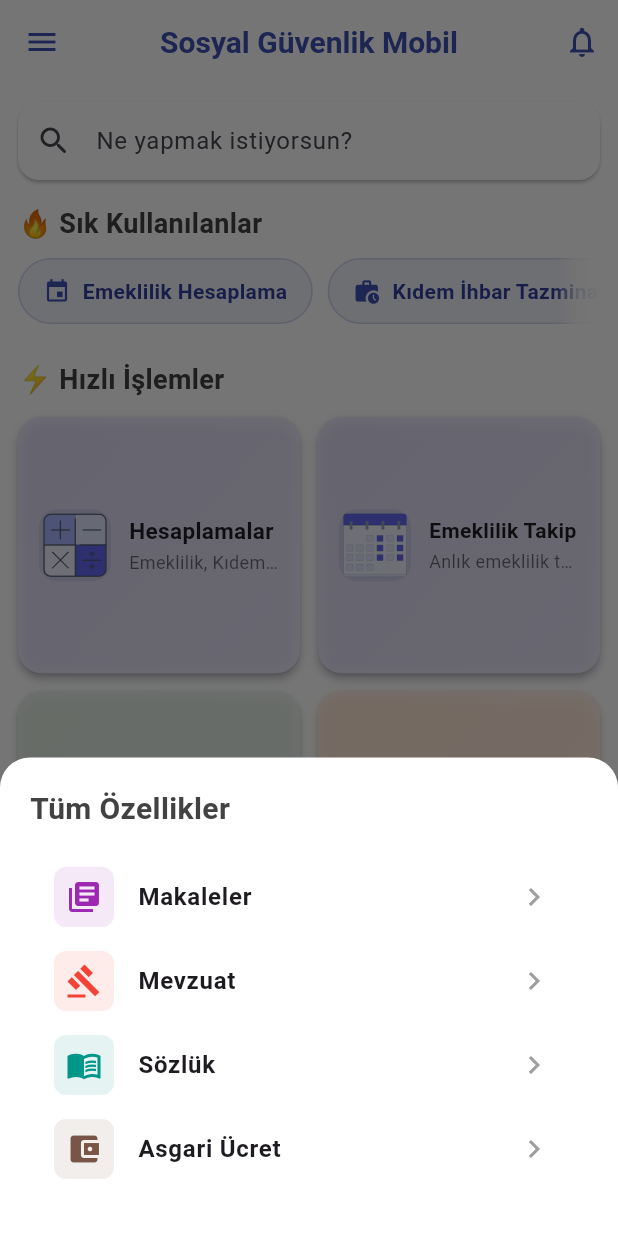
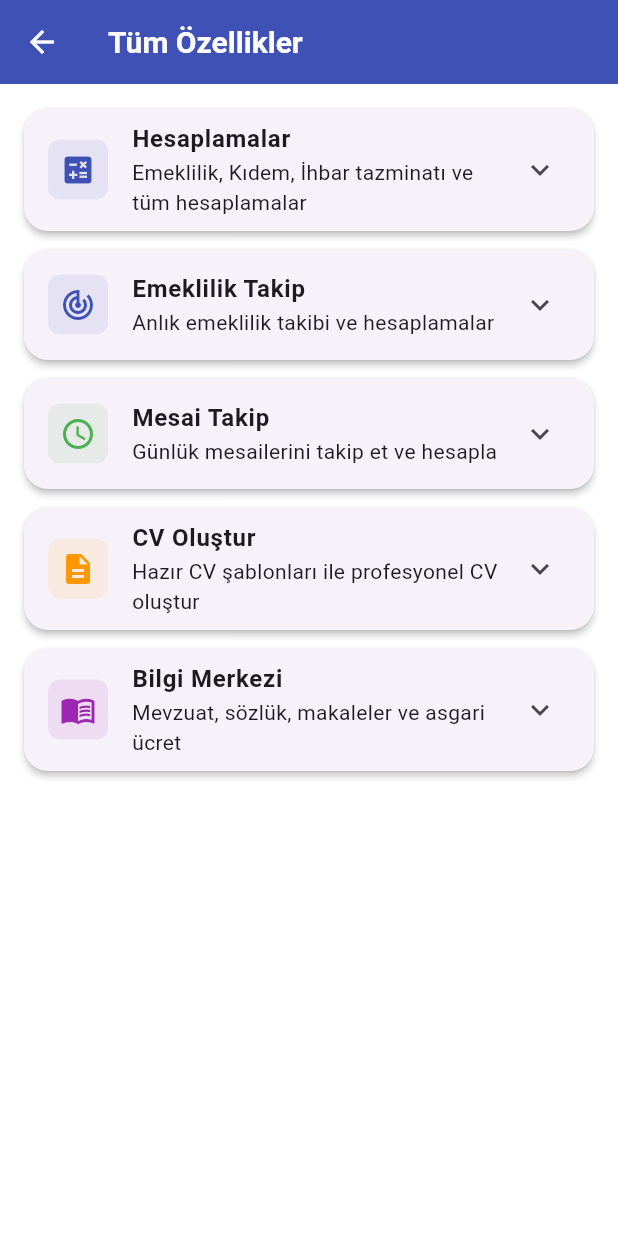
Before and after one commit to life1666/sosyalguvenlikmobil-ios, a Flutter app: the screen it shows once a user with an empty profile is signed in, after a tap on "Tüm Özellikler", on a phone screen of 412 x 824 dp. Run offline on Flutter 3.47's test engine with Material 3 defaults, Android fonts, the phone set to English and light mode, and no system bars; our stand-ins replace cloud_firestore, firebase_analytics, firebase_auth, firebase_core, firebase_crashlytics, flutter_svg and 9 more; missing offline and left inert: excel; accounts and stored records are empty.

Commit message:
Hybrid approach: Combine example code architecture with our visual design - Category/FeatureItem models, CategoryScreen, AllFeaturesScreen with ExpansionTile

```diff
--- a/lib/screens/ana_ekran.dart
+++ b/lib/screens/ana_ekran.dart
@@ -30,6 +30,38 @@ import '../../hesaplamalar/issizlik_sorguhesap.dart';
 import '../../hesaplamalar/rapor_parasi.dart';
 import '../../hesaplamalar/brutten_nete.dart';
 
+// ==================== MODELS ====================
+class FeatureItem {
+  final String title;
+  final String? subtitle;
+  final IconData icon;
+  final VoidCallback? onTap;
+  final Color? color;
+  const FeatureItem({
+    required this.title,
+    this.subtitle,
+    required this.icon,
+    this.onTap,
+    this.color,
+  });
+}
+
+class Category {
+  final String title;
+  final String description;
+  final IconData icon;
+  final Color color;
+  final List<FeatureItem> items;
+  final String? svgPath;
+  const Category({
+    required this.title,
+    required this.description,
+    required this.icon,
+    required this.color,
+    required this.items,
+    this.svgPath,
+  });
+}
 
 class AnaEkran extends StatefulWidget {
   @override
@@ -448,29 +480,211 @@ class _AnaEkranState extends State<AnaEkran> {
     );
   }
 
-  // Ana menü kartları – Makaleler ve Asgari Ücret için SVG eklendi
-  final List<MenuItemData> menuItems = [
-    MenuItemData("Hesaplamalar", Icons.calculate, Colors.indigo,
-        desc: "Emeklilik, Kıdem ve İhbar tazminat", svgPath: 'assets/hesaplama.svg'),
-    MenuItemData("Emeklilik Takip", Icons.track_changes, Colors.indigo,
-        desc: "Anlık emeklilik takibi", svgPath: 'assets/emeklilik.svg'),
-    MenuItemData("Mesai Takip", Icons.access_time, Colors.green,
-        desc: "Günlük mesailerini takip et", svgPath: 'assets/maasmesai.svg'),
-    MenuItemData("CV Oluştur", Icons.description, Colors.orange,
-        desc: "Hazır Cv şablonları", svgPath: 'assets/cv.svg'),
-    MenuItemData("İK+", Icons.people_alt, Colors.blue,
-        desc: "İnsan kaynakları araçları", svgPath: 'assets/ik.svg'),
-    MenuItemData("Makaleler", Icons.library_books, Colors.purple,
-        desc: "Uzman yazıları", svgPath: 'assets/makale.svg'),
-    MenuItemData("Mevzuat", Icons.gavel, Colors.red,
-        desc: "Kanun & yönetmelik", svgPath: 'assets/mevzuat.svg'),
-    MenuItemData("Sözlük", Icons.menu_book, Colors.teal,
-        desc: "Terimler", svgPath: 'assets/sozluk.svg'),
-    MenuItemData("Asgari Ücret", Icons.account_balance_wallet, Colors.brown,
-        desc: "Güncel veriler", svgPath: 'assets/asgari.svg'),
-    MenuItemData("Hatırlatıcılar", Icons.alarm, Colors.indigo,
-        desc: "Tarih uyarıları", svgPath: 'assets/hatirlatma.svg'),
+  // Kategorize edilmiş özellikler
+  List<Category> get categories {
+    return [
+      Category(
+        title: 'Hesaplamalar',
+        description: 'Emeklilik, Kıdem, İhbar tazminatı ve tüm hesaplamalar',
+        icon: Icons.calculate,
+        color: Colors.indigo,
+        svgPath: 'assets/hesaplama.svg',
+        items: [
+          FeatureItem(
+            title: 'Emeklilik Hesaplama',
+            subtitle: '4/a (SSK) Emeklilik',
+            icon: Icons.event,
+            onTap: () {
+              AnalyticsHelper.logCustomEvent('feature_tapped', parameters: {'feature': 'emeklilik_4a'});
+              Navigator.push(
+                context,
+                MaterialPageRoute(builder: (_) => const EmeklilikHesaplama4aSayfasi()),
+              );
+            },
+          ),
+          FeatureItem(
+            title: 'Kıdem - İhbar Tazminatı',
+            subtitle: 'Kıdem ve ihbar tazminatı hesaplama',
+            icon: Icons.work_history,
+            onTap: () {
+              AnalyticsHelper.logCustomEvent('feature_tapped', parameters: {'feature': 'kidem_ihbar'});
+              Navigator.push(
+                context,
+                MaterialPageRoute(builder: (_) => const CompensationCalculatorScreen()),
+              );
+            },
+          ),
+          FeatureItem(
+            title: 'İşsizlik Maaşı',
+            subtitle: 'İşsizlik maaşı hesaplama',
+            icon: Icons.money_off,
+            onTap: () {
+              AnalyticsHelper.logCustomEvent('feature_tapped', parameters: {'feature': 'issizlik'});
+              Navigator.push(
+                context,
+                MaterialPageRoute(builder: (_) => const IsizlikMaasiScreen()),
+              );
+            },
+          ),
+          FeatureItem(
+            title: 'Rapor Parası',
+            subtitle: 'Rapor parası hesaplama',
+            icon: Icons.local_hospital,
+            onTap: () {
+              AnalyticsHelper.logCustomEvent('feature_tapped', parameters: {'feature': 'rapor'});
+              Navigator.push(
+                context,
+                MaterialPageRoute(builder: (_) => const RaporParasiScreen()),
+              );
+            },
+          ),
+          FeatureItem(
+            title: 'Brütten Nete',
+            subtitle: 'Maaş hesaplama',
+            icon: Icons.swap_horiz,
+            onTap: () {
+              AnalyticsHelper.logCustomEvent('feature_tapped', parameters: {'feature': 'brutten_nete'});
+              Navigator.push(
+                context,
+                MaterialPageRoute(builder: (_) => SalaryCalculatorScreen()),
+              );
+            },
+          ),
+          FeatureItem(
+            title: 'Tüm Hesaplamalar',
+            subtitle: 'Diğer hesaplama araçları',
+            icon: Icons.calculate,
+            onTap: () {
+              AnalyticsHelper.logCustomEvent('feature_tapped', parameters: {'feature': 'all_calculations'});
+              Navigator.push(
+                context,
+                MaterialPageRoute(builder: (_) => const HesaplamalarEkrani()),
+              );
+            },
+          ),
+        ],
+      ),
+      Category(
+        title: 'Emeklilik Takip',
+        description: 'Anlık emeklilik takibi ve hesaplamalar',
+        icon: Icons.track_changes,
+        color: Colors.indigo,
+        svgPath: 'assets/emeklilik.svg',
+        items: [
+          FeatureItem(
+            title: 'Emeklilik Takip',
+            subtitle: 'Emeklilik durumunu takip et',
+            icon: Icons.track_changes,
+            onTap: () {
+              AnalyticsHelper.logCustomEvent('feature_tapped', parameters: {'feature': 'emeklilik_takip'});
+              Navigator.push(
+                context,
+                MaterialPageRoute(builder: (_) => const EmeklilikTakipApp()),
+              );
+            },
+          ),
+        ],
+      ),
+      Category(
+        title: 'Mesai Takip',
+        description: 'Günlük mesailerini takip et ve hesapla',
+        icon: Icons.access_time,
+        color: Colors.green,
+        svgPath: 'assets/maasmesai.svg',
+        items: [
+          FeatureItem(
+            title: 'Mesai Takip',
+            subtitle: 'Günlük mesai takibi',
+            icon: Icons.access_time,
+            onTap: () {
+              AnalyticsHelper.logCustomEvent('feature_tapped', parameters: {'feature': 'mesai_takip'});
+              Navigator.of(context).pushNamed('/mesai');
+            },
+          ),
+        ],
+      ),
+      Category(
+        title: 'CV Oluştur',
+        description: 'Hazır CV şablonları ile profesyonel CV oluştur',
+        icon: Icons.description,
+        color: Colors.orange,
+        svgPath: 'assets/cv.svg',
+        items: [
+          FeatureItem(
+            title: 'CV Oluştur',
+            subtitle: 'Profesyonel CV şablonları',
+            icon: Icons.description,
+            onTap: () {
+              AnalyticsHelper.logCustomEvent('feature_tapped', parameters: {'feature': 'cv_olustur'});
+              Navigator.push(
+                context,
+                MaterialPageRoute(builder: (_) => const CvApp()),
+              );
+            },
+          ),
+        ],
+      ),
+      Category(
+        title: 'Bilgi Merkezi',
+        description: 'Mevzuat, sözlük, makaleler ve asgari ücret',
+        icon: Icons.menu_book,
+        color: Colors.purple,
+        svgPath: 'assets/makale.svg',
+        items: [
+          FeatureItem(
+            title: 'Makaleler',
+            subtitle: 'Uzman yazıları ve rehberler',
+            icon: Icons.library_books,
+            onTap: () {
+              AnalyticsHelper.logCustomEvent('feature_tapped', parameters: {'feature': 'makaleler'});
+              Navigator.push(
+                context,
+                MaterialPageRoute(builder: (_) => const MakalelerView()),
+              );
+            },
+          ),
+          FeatureItem(
+            title: 'Mevzuat',
+            subtitle: 'Kanun ve yönetmelikler',
+            icon: Icons.gavel,
+            onTap: () {
+              AnalyticsHelper.logCustomEvent('feature_tapped', parameters: {'feature': 'mevzuat'});
+              Navigator.push(
+                context,
+                MaterialPageRoute(builder: (_) => const MevzuatSayfasi()),
+              );
+            },
+          ),
+          FeatureItem(
+            title: 'Sözlük',
+            subtitle: 'Terimler ve açıklamalar',
+            icon: Icons.menu_book,
+            onTap: () {
+              AnalyticsHelper.logCustomEvent('feature_tapped', parameters: {'feature': 'sozluk'});
+              Navigator.push(
+                context,
+                MaterialPageRoute(builder: (_) => const SozlukHomePage()),
+              );
+            },
+          ),
+          FeatureItem(
+            title: 'Asgari Ücret',
+            subtitle: 'Güncel asgari ücret bilgileri',
+            icon: Icons.account_balance_wallet,
+            onTap: () {
+              AnalyticsHelper.logCustomEvent('feature_tapped', parameters: {'feature': 'asgari_ucret'});
+              Navigator.push(
+                context,
+                MaterialPageRoute(builder: (_) => const AsgariUcretSayfasi()),
+              );
+            },
+          ),
+        ],
+      ),
     ];
+  }
+
+  // Eski menuItems kaldırıldı - artık categories kullanılıyor
 
   @override
   Widget build(BuildContext context) {
@@ -581,65 +795,18 @@ class _AnaEkranState extends State<AnaEkran> {
               ),
               delegate: SliverChildBuilderDelegate(
                 (context, index) {
-                  final top4Items = [
-                    menuItems[0], // Hesaplamalar
-                    menuItems[1], // Emeklilik Takip
-                    menuItems[2], // Mesai Takip
-                    menuItems[3], // CV Oluştur
-                  ];
-                  final item = top4Items[index];
-                  return _HomeCard(
-                    title: item.title,
-                    subtitle: item.desc,
-                    icon: item.icon,
-                    svgPath: item.svgPath,
-                    color: item.color,
+                  final top4 = categories.take(4).toList();
+                  final category = top4[index];
+                  return _CategoryCard(
+                    category: category,
                     onTap: () {
-                      if (item.title == "Hesaplamalar") {
-                        Navigator.push(
-                          context,
-                          MaterialPageRoute(builder: (_) => const HesaplamalarEkrani()),
-                        );
-                      } else if (item.title == "Makaleler") {
-                        Navigator.push(
-                          context,
-                          MaterialPageRoute(builder: (_) => const MakalelerView()),
-                        );
-                      } else if (item.title == "Mesai Takip") {
-                        Navigator.of(context).pushNamed('/mesai');
-
-                      } else if (item.title == "CV Oluştur") {
-                        Navigator.push(
-                          context,
-                          MaterialPageRoute(builder: (_) => const CvApp()),
-                        );
-
-                      } else if (item.title == "Emeklilik Takip") {
-                        Navigator.push(
-                          context,
-                          MaterialPageRoute(builder: (_) => const EmeklilikTakipApp()),
-                        );
-
-                      } else if (item.title == "Sözlük") {
-                        Navigator.push(
-                          context,
-                          MaterialPageRoute(builder: (_) => const SozlukHomePage()),
-                        );
-                      } else if (item.title == "Asgari Ücret") {
-                        Navigator.push(
-                          context,
-                          MaterialPageRoute(builder: (_) => const AsgariUcretSayfasi()),
-                        );
-                      } else if (item.title == "Mevzuat") {
-                        Navigator.push(
-                          context,
-                          MaterialPageRoute(builder: (_) => const MevzuatSayfasi()),
-                        );
-                      } else {
-                        ScaffoldMessenger.of(context).showSnackBar(
-                          SnackBar(content: Text('${item.title} ekranı yakında eklenecek')),
-                        );
-                      }
+                      AnalyticsHelper.logCustomEvent('category_tapped', parameters: {'category': category.title});
+                      Navigator.push(
+                        context,
+                        MaterialPageRoute(
+                          builder: (_) => CategoryScreen(category: category),
+                        ),
+                      );
                     },
                   );
                 },
@@ -658,84 +825,10 @@ class _AnaEkranState extends State<AnaEkran> {
                   borderRadius: BorderRadius.circular(16),
                   onTap: () {
                     AnalyticsHelper.logCustomEvent('all_features_tapped');
-                    // Tüm özellikler ekranını aç (Makaleler, Mevzuat, Sözlük, Asgari Ücret)
-                    showModalBottomSheet(
-                      context: context,
-                      backgroundColor: Colors.transparent,
-                      builder: (context) => Container(
-                        decoration: BoxDecoration(
-                          color: Colors.white,
-                          borderRadius: BorderRadius.vertical(top: Radius.circular(20)),
-                        ),
-                        padding: EdgeInsets.all(20),
-                        child: Column(
-                          mainAxisSize: MainAxisSize.min,
-                          crossAxisAlignment: CrossAxisAlignment.start,
-                          children: [
-                            Text(
-                              'Tüm Özellikler',
-                              style: TextStyle(
-                                fontSize: 20,
-                                fontWeight: FontWeight.bold,
-                                color: Colors.grey[800],
-                              ),
-                            ),
-                            SizedBox(height: 16),
-                            _buildFeatureTile(
-                              context,
-                              'Makaleler',
-                              Icons.library_books,
-                              Colors.purple,
-                              () {
-                                Navigator.pop(context);
-                                Navigator.push(
-                                  context,
-                                  MaterialPageRoute(builder: (_) => const MakalelerView()),
-                                );
-                              },
-                            ),
-                            _buildFeatureTile(
-                              context,
-                              'Mevzuat',
-                              Icons.gavel,
-                              Colors.red,
-                              () {
-                                Navigator.pop(context);
-                                Navigator.push(
-                                  context,
-                                  MaterialPageRoute(builder: (_) => const MevzuatSayfasi()),
-                                );
-                              },
-                            ),
-                            _buildFeatureTile(
-                              context,
-                              'Sözlük',
-                              Icons.menu_book,
-                              Colors.teal,
-                              () {
-                                Navigator.pop(context);
-                                Navigator.push(
-                                  context,
-                                  MaterialPageRoute(builder: (_) => const SozlukHomePage()),
-                                );
-                              },
-                            ),
-                            _buildFeatureTile(
-                              context,
-                              'Asgari Ücret',
-                              Icons.account_balance_wallet,
-                              Colors.brown,
-                              () {
-                                Navigator.pop(context);
-                                Navigator.push(
-                                  context,
-                                  MaterialPageRoute(builder: (_) => const AsgariUcretSayfasi()),
-                                );
-                              },
-                            ),
-                            SizedBox(height: 10),
-                          ],
-                        ),
+                    Navigator.push(
+                      context,
+                      MaterialPageRoute(
+                        builder: (_) => AllFeaturesScreen(categories: categories),
                       ),
                     );
                   },
@@ -1090,42 +1183,31 @@ class _SearchBar extends StatelessWidget {
 //   }
 // }
 
-class _HomeCard extends StatelessWidget {
-  final String title;
-  final String? subtitle;
-  final IconData? icon;
-  final String? svgPath;
-  final Color color;
+// Kategori kartı - gradient ve shadow ile
+class _CategoryCard extends StatelessWidget {
+  final Category category;
   final VoidCallback onTap;
 
-  const _HomeCard({
-    Key? key,
-    required this.title,
-    this.subtitle,
-    this.icon,
-    this.svgPath,
-    required this.color,
+  const _CategoryCard({
+    required this.category,
     required this.onTap,
-  }) : super(key: key);
+  });
 
   @override
   Widget build(BuildContext context) {
-    // Çerçevesiz, 42x42 alanda ikon
-    final Widget iconWidget = (svgPath != null)
+    final Widget iconWidget = (category.svgPath != null)
         ? SvgPicture.asset(
-      svgPath!,
+            category.svgPath!,
             width: 42,
             height: 42,
             fit: BoxFit.contain,
             allowDrawingOutsideViewBox: true,
-      // colorFilter: ColorFilter.mode(color, BlendMode.srcIn),
             errorBuilder: (ctx, err, stack) {
-        debugPrint('SVG HATASI ($svgPath): $err');
-        return Icon(icon ?? Icons.image_not_supported_outlined,
-            size: 42, color: color);
+              debugPrint('SVG HATASI (${category.svgPath}): $err');
+              return Icon(category.icon, size: 42, color: category.color);
             },
           )
-        : Icon(icon, color: color, size: 42);
+        : Icon(category.icon, color: category.color, size: 42);
 
     return Material(
       elevation: 2,
@@ -1137,13 +1219,13 @@ class _HomeCard extends StatelessWidget {
             begin: Alignment.topLeft,
             end: Alignment.bottomRight,
             colors: [
-              color.withOpacity(0.08),
-              color.withOpacity(0.04),
+              category.color.withOpacity(0.08),
+              category.color.withOpacity(0.04),
             ],
           ),
           boxShadow: [
             BoxShadow(
-              color: color.withOpacity(0.1),
+              color: category.color.withOpacity(0.1),
               blurRadius: 8,
               offset: Offset(0, 2),
             ),
@@ -1152,8 +1234,8 @@ class _HomeCard extends StatelessWidget {
         child: InkWell(
           borderRadius: BorderRadius.circular(16),
           onTap: onTap,
-          splashColor: color.withOpacity(.12),
-          highlightColor: color.withOpacity(.06),
+          splashColor: category.color.withOpacity(.12),
+          highlightColor: category.color.withOpacity(.06),
           child: Padding(
             padding: const EdgeInsets.symmetric(horizontal: 14, vertical: 14),
             child: Row(
@@ -1162,7 +1244,7 @@ class _HomeCard extends StatelessWidget {
                   width: 48,
                   height: 48,
                   decoration: BoxDecoration(
-                    color: color.withOpacity(0.12),
+                    color: category.color.withOpacity(0.12),
                     borderRadius: BorderRadius.circular(12),
                   ),
                   child: Center(child: iconWidget),
@@ -1174,34 +1256,150 @@ class _HomeCard extends StatelessWidget {
                     crossAxisAlignment: CrossAxisAlignment.start,
                     children: [
                       Text(
-                        title,
+                        category.title,
                         maxLines: 1,
                         overflow: TextOverflow.ellipsis,
                         style: TextStyle(
-                          fontSize: title == "Emeklilik Takip" ? 14 : 15,
+                          fontSize: category.title == "Emeklilik Takip" ? 14 : 15,
                           fontWeight: FontWeight.w700,
                           color: Colors.black87,
                         ),
                       ),
-                      if (subtitle != null) ...[
                       const SizedBox(height: 2),
                       Text(
-                          subtitle!,
-                          maxLines: 1,
+                        category.description,
+                        maxLines: 2,
                         overflow: TextOverflow.ellipsis,
                         style: const TextStyle(
                           fontSize: 12,
                           color: Colors.black54,
                         ),
                       ),
-                      ]
-                    ],
-                  ),
-                ),
-              ],
-            ),
-          ),
-        ),
+                    ],
+                  ),
+                ),
+              ],
+            ),
+          ),
+        ),
+      ),
+    );
+  }
+}
+
+// Kategori ekranı - kategori içindeki özellikleri gösterir
+class CategoryScreen extends StatelessWidget {
+  final Category category;
+  const CategoryScreen({super.key, required this.category});
+
+  @override
+  Widget build(BuildContext context) {
+    return Scaffold(
+      appBar: AppBar(
+        title: Text(category.title),
+        backgroundColor: Colors.indigo,
+      ),
+      body: ListView.separated(
+        padding: const EdgeInsets.all(16),
+        itemCount: category.items.length,
+        separatorBuilder: (_, __) => const SizedBox(height: 10),
+        itemBuilder: (context, i) {
+          final item = category.items[i];
+          return Material(
+            elevation: 1,
+            borderRadius: BorderRadius.circular(16),
+            child: Container(
+              decoration: BoxDecoration(
+                borderRadius: BorderRadius.circular(16),
+                color: Colors.white,
+                border: Border.all(color: Colors.grey[200]!),
+              ),
+              child: ListTile(
+                leading: Container(
+                  padding: EdgeInsets.all(8),
+                  decoration: BoxDecoration(
+                    color: (item.color ?? category.color).withOpacity(0.1),
+                    borderRadius: BorderRadius.circular(8),
+                  ),
+                  child: Icon(
+                    item.icon,
+                    color: item.color ?? category.color,
+                    size: 24,
+                  ),
+                ),
+                title: Text(
+                  item.title,
+                  style: const TextStyle(fontWeight: FontWeight.w600),
+                ),
+                subtitle: item.subtitle != null ? Text(item.subtitle!) : null,
+                trailing: const Icon(Icons.chevron_right, color: Colors.grey),
+                onTap: item.onTap ??
+                    () => ScaffoldMessenger.of(context).showSnackBar(
+                          SnackBar(content: Text('"${item.title}" (yakında)')),
+                        ),
+              ),
+            ),
+          );
+        },
+      ),
+    );
+  }
+}
+
+// Tüm özellikler ekranı - ExpansionTile ile
+class AllFeaturesScreen extends StatelessWidget {
+  final List<Category> categories;
+  const AllFeaturesScreen({super.key, required this.categories});
+
+  @override
+  Widget build(BuildContext context) {
+    return Scaffold(
+      appBar: AppBar(
+        title: const Text('Tüm Özellikler'),
+        backgroundColor: Colors.indigo,
+      ),
+      body: ListView.builder(
+        padding: const EdgeInsets.all(16),
+        itemCount: categories.length,
+        itemBuilder: (context, i) {
+          final cat = categories[i];
+          return Card(
+            margin: const EdgeInsets.only(bottom: 12),
+            elevation: 2,
+            shape: RoundedRectangleBorder(
+              borderRadius: BorderRadius.circular(16),
+            ),
+            child: ExpansionTile(
+              leading: Container(
+                padding: EdgeInsets.all(8),
+                decoration: BoxDecoration(
+                  color: cat.color.withOpacity(0.1),
+                  borderRadius: BorderRadius.circular(8),
+                ),
+                child: Icon(cat.icon, color: cat.color),
+              ),
+              title: Text(
+                cat.title,
+                style: const TextStyle(fontWeight: FontWeight.w700),
+              ),
+              subtitle: Text(cat.description),
+              children: cat.items
+                  .map(
+                    (it) => ListTile(
+                      leading: Icon(it.icon, color: it.color ?? cat.color),
+                      title: Text(it.title),
+                      subtitle: it.subtitle != null ? Text(it.subtitle!) : null,
+                      trailing: const Icon(Icons.chevron_right, size: 20),
+                      onTap: it.onTap ??
+                          () => ScaffoldMessenger.of(context).showSnackBar(
+                                SnackBar(content: Text('"${it.title}" (yakında)')),
+                              ),
+                    ),
+                  )
+                  .toList(),
+            ),
+          );
+        },
       ),
     );
   }
```
Lines whose indentation alone changed are shown as unchanged.
